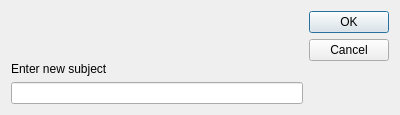
Before: the Qt Designer form src/yappari-application/Gui/ui/groupsubjectdialog.ui in agamez/yappari, drawn with Qt 5.
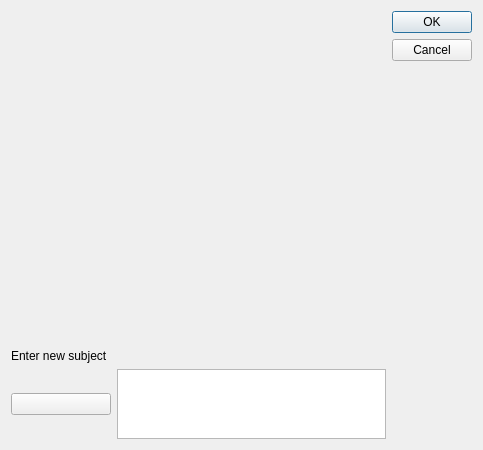
After: the same form once the commit is applied. Icons and pictures are not drawn. Custom widgets are drawn as their Qt base class.

The edit to the form file:
```diff
--- a/src/yappari-application/Gui/ui/groupsubjectdialog.ui
+++ b/src/yappari-application/Gui/ui/groupsubjectdialog.ui
@@ -6,16 +6,29 @@
    <rect>
     <x>0</x>
     <y>0</y>
-    <width>400</width>
-    <height>115</height>
+    <width>483</width>
+    <height>450</height>
    </rect>
   </property>
   <property name="windowTitle">
    <string>Change Subject</string>
   </property>
-  <layout class="QHBoxLayout" name="horizontalLayout">
+  <layout class="QHBoxLayout" name="horizontalLayout_2">
    <item>
     <layout class="QVBoxLayout" name="verticalLayout">
+     <item>
+      <spacer name="verticalSpacer">
+       <property name="orientation">
+        <enum>Qt::Vertical</enum>
+       </property>
+       <property name="sizeHint" stdset="0">
+        <size>
+         <width>20</width>
+         <height>40</height>
+        </size>
+       </property>
+      </spacer>
+     </item>
      <item>
       <widget class="QLabel" name="label">
        <property name="text">
@@ -27,11 +40,56 @@
       </widget>
      </item>
      <item>
-      <widget class="QLineEdit" name="lineEdit">
-       <property name="layoutDirection">
-        <enum>Qt::LeftToRight</enum>
-       </property>
-      </widget>
+      <layout class="QHBoxLayout" name="horizontalLayout">
+       <item>
+        <widget class="QPushButton" name="selectEmojiButton">
+         <property name="enabled">
+          <bool>true</bool>
+         </property>
+         <property name="sizePolicy">
+          <sizepolicy hsizetype="Minimum" vsizetype="Fixed">
+           <horstretch>0</horstretch>
+           <verstretch>0</verstretch>
+          </sizepolicy>
+         </property>
+         <property name="minimumSize">
+          <size>
+           <width>100</width>
+           <height>0</height>
+          </size>
+         </property>
+         <property name="maximumSize">
+          <size>
+           <width>16777215</width>
+           <height>16777215</height>
+          </size>
+         </property>
+         <property name="text">
+          <string/>
+         </property>
+         <property name="icon">
+          <iconset>
+           <normaloff>../../../../../../../../../../../usr/share/yappari/icons/48x48/81-23.png</normaloff>../../../../../../../../../../../usr/share/yappari/icons/48x48/81-23.png</iconset>
+         </property>
+         <property name="iconSize">
+          <size>
+           <width>48</width>
+           <height>48</height>
+          </size>
+         </property>
+        </widget>
+       </item>
+       <item>
+        <widget class="ChatTextEdit" name="textEdit">
+         <property name="maximumSize">
+          <size>
+           <width>16777215</width>
+           <height>70</height>
+          </size>
+         </property>
+        </widget>
+       </item>
+      </layout>
      </item>
     </layout>
    </item>
@@ -47,6 +105,13 @@
    </item>
   </layout>
  </widget>
+ <customwidgets>
+  <customwidget>
+   <class>ChatTextEdit</class>
+   <extends>QTextEdit</extends>
+   <header>Gui/chattextedit.h</header>
+  </customwidget>
+ </customwidgets>
  <resources/>
  <connections>
   <connection>
```
